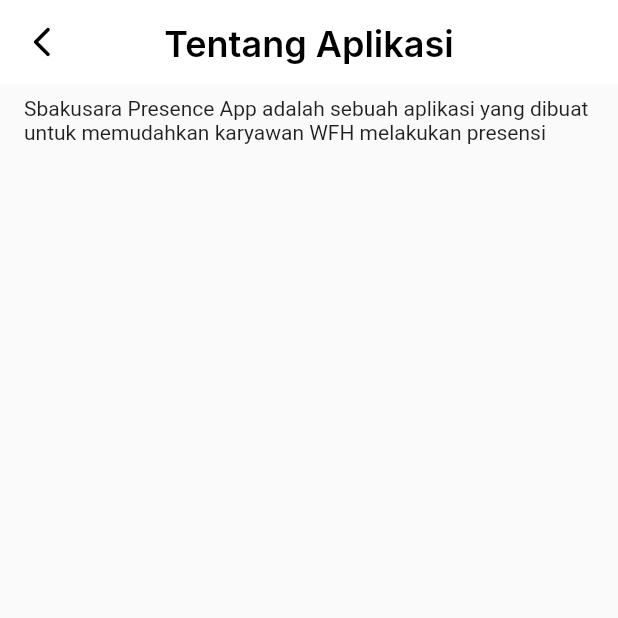
After one commit to Proyek-TI/sbakusara_presence_app, a Flutter app: the AboutScreen screen opened directly, on a phone screen of 412 x 824 dp, the top half of it. The commit adds this screen. Run offline on Flutter 3.47's test engine with Material 2 defaults, Android fonts, the phone set to English and light mode, and no system bars; our stand-ins replace dio, geolocator, get, google_fonts, google_nav_bar, image_picker and 1 more; missing offline and left inert: app_settings, iconify_flutter; accounts and stored records are empty; network calls fail; statements that could not run were skipped.

```diff
--- a/lib/data/services/api_service.dart
+++ b/lib/data/services/api_service.dart
@@ -75,7 +75,7 @@ class ApiServices {
         ),
       );
 
-      if (request.data['status'] == 'success') {
+      if (request.statusCode == 201) {
         Get.snackbar('Berhasil melakukan presensi!', 'Have a nice day ^-^');
         Get.back();
       }
--- a/lib/infrastructure/navigation/bindings/controllers/controllers_bindings.dart
+++ b/lib/infrastructure/navigation/bindings/controllers/controllers_bindings.dart
@@ -5,4 +5,4 @@ export 'package:sbakusara_presence_app/infrastructure/navigation/bindings/contro
 export 'package:sbakusara_presence_app/infrastructure/navigation/bindings/controllers/user_history_controller_binding.dart';
 export 'package:sbakusara_presence_app/infrastructure/navigation/bindings/controllers/user_home_controller_binding.dart';
 export 'package:sbakusara_presence_app/infrastructure/navigation/bindings/controllers/user_presence_controller_binding.dart';
-export 'package:sbakusara_presence_app/infrastructure/navigation/bindings/controllers/user_settings_controller_binding.dart';
+export 'package:sbakusara_presence_app/infrastructure/navigation/bindings/controllers/settings_controller_binding.dart';
--- /dev/null
+++ b/lib/infrastructure/navigation/bindings/controllers/settings_controller_binding.dart
@@ -0,0 +1,12 @@
+import 'package:get/get.dart';
+
+import '../../../../presentation/settings/controllers/settings_controller.dart';
+
+class SettingsControllerBinding extends Bindings {
+  @override
+  void dependencies() {
+    Get.lazyPut<SettingsController>(
+      () => SettingsController(),
+    );
+  }
+}
--- a/lib/infrastructure/navigation/bindings/controllers/user_home_controller_binding.dart
+++ b/lib/infrastructure/navigation/bindings/controllers/user_home_controller_binding.dart
@@ -2,7 +2,7 @@ import 'package:get/get.dart';
 
 import '../../../../presentation/user_home/controllers/user_home_controller.dart';
 
-class HomeControllerBinding extends Bindings {
+class UserHomeControllerBinding extends Bindings {
   @override
   void dependencies() {
     Get.lazyPut<UserHomeController>(
--- a/lib/infrastructure/navigation/bindings/controllers/user_settings_controller_binding.dart
+++ /dev/null
@@ -1,12 +0,0 @@
-import 'package:get/get.dart';
-
-import '../../../../presentation/user_settings/controllers/user_settings_controller.dart';
-
-class UserSettingsControllerBinding extends Bindings {
-  @override
-  void dependencies() {
-    Get.lazyPut<UserSettingsController>(
-      () => UserSettingsController(),
-    );
-  }
-}
--- a/lib/infrastructure/navigation/navigation.dart
+++ b/lib/infrastructure/navigation/navigation.dart
@@ -29,7 +29,7 @@ class Nav {
     GetPage(
       name: Routes.userHome,
       page: () => UserHomeScreen(),
-      binding: HomeControllerBinding(),
+      binding: UserHomeControllerBinding(),
       transition: Transition.cupertino,
     ),
     GetPage(
@@ -52,8 +52,8 @@ class Nav {
     ),
     GetPage(
       name: Routes.userSettings,
-      page: () => UserSettingsScreen(),
-      binding: UserSettingsControllerBinding(),
+      page: () => SettingsScreen(),
+      binding: SettingsControllerBinding(),
       transition: Transition.cupertino,
     ),
     GetPage(
@@ -70,9 +70,9 @@ class Nav {
     ),
     GetPage(
       name: Routes.userPresence,
-      page: () =>  UserPresenceScreen(),
+      page: () => UserPresenceScreen(),
       binding: UserPresenceControllerBinding(),
-         transition: Transition.cupertino,
+      transition: Transition.cupertino,
     ),
   ];
 }
--- a/lib/presentation/screens.dart
+++ b/lib/presentation/screens.dart
@@ -5,4 +5,4 @@ export 'package:sbakusara_presence_app/presentation/user_dashboard/user_dashboar
 export 'package:sbakusara_presence_app/presentation/user_history/user_history_screen.dart';
 export 'package:sbakusara_presence_app/presentation/user_home/user_home_screen.dart';
 export 'package:sbakusara_presence_app/presentation/user_presence/user_presence_screen.dart';
-export 'package:sbakusara_presence_app/presentation/user_settings/user_settings_screen.dart';
+export 'package:sbakusara_presence_app/presentation/settings/settings_screen.dart';
--- /dev/null
+++ b/lib/presentation/settings/about_screen.dart
@@ -0,0 +1,51 @@
+import 'package:flutter/material.dart';
+import 'package:get/get.dart';
+import 'package:sbakusara_presence_app/domain/core/constants/app_color_styles.dart';
+import 'package:sbakusara_presence_app/domain/core/constants/app_text_styles.dart';
+
+class AboutScreen extends StatelessWidget {
+  const AboutScreen({super.key});
+
+  @override
+  Widget build(BuildContext context) {
+    return Scaffold(
+      appBar: AppBar(
+        elevation: 0,
+        backgroundColor: AppColorStyle.bgColormain,
+        leading: IconButton(
+          onPressed: () {
+            Get.back();
+          },
+          icon: const Icon(
+            Icons.arrow_back_ios_new_rounded,
+            color: AppColorStyle.textColorblack,
+          ),
+        ),
+        centerTitle: true,
+        titleSpacing: 0,
+        title: Text(
+          'Tentang Aplikasi',
+          style: AppTextStyle.appBarTitleStyle.copyWith(
+            color: AppColorStyle.textColorblack,
+          ),
+        ),
+      ),
+      body: const SafeArea(
+        bottom: false,
+        child: Padding(
+          padding: EdgeInsets.symmetric(
+            horizontal: 16,
+            vertical: 8,
+          ),
+          child: Column(
+            children: [
+              Text(
+                'Sbakusara Presence App adalah sebuah aplikasi yang dibuat untuk memudahkan karyawan WFH melakukan presensi',
+              ),
+            ],
+          ),
+        ),
+      ),
+    );
+  }
+}
--- a/lib/presentation/user_dashboard/controllers/user_dashboard_controller.dart
+++ b/lib/presentation/user_dashboard/controllers/user_dashboard_controller.dart
@@ -8,7 +8,7 @@ class UserDashboardController extends GetxController {
   List<Widget> pages = [
     UserHomeScreen(),
     const UserHistoryScreen(),
-    UserSettingsScreen(),
+    SettingsScreen(),
   ];
 
   void currentIndex(int index) {
--- a/lib/presentation/user_home/controllers/user_home_controller.dart
+++ b/lib/presentation/user_home/controllers/user_home_controller.dart
@@ -4,8 +4,9 @@ import 'package:sbakusara_presence_app/data/services/api_service.dart';
 
 class UserHomeController extends GetxController {
   @override
-  void onReady() async {
-    super.onReady();
+  void onInit() async {
+    super.onInit();
+
     await getHomeWidget();
   }
 
--- a/lib/presentation/user_presence/user_presence_screen.dart
+++ b/lib/presentation/user_presence/user_presence_screen.dart
@@ -158,7 +158,7 @@ class UserPresenceScreen extends GetView<UserPresenceController> {
                 height: 40,
                 child: ElevatedButton(
                   onPressed: () async {
-                    if (controller.selectedImages.length == 3) {
+                    if (controller.selectedImages.length == 2) {
                       await controller.createPresence();
                     } else {
                       null;
--- a/lib/presentation/user_settings/controllers/user_settings_controller.dart
+++ /dev/null
@@ -1,3 +0,0 @@
-import 'package:get/get.dart';
-
-class UserSettingsController extends GetxController {}
```
Also changed, not shown: lib/presentation/settings/controllers/settings_controller.dart (added, +12 -0 lines), lib/presentation/settings/settings_screen.dart (added, +89 -0 lines), lib/presentation/user_settings/user_settings_screen.dart (deleted, +0 -23 lines).
